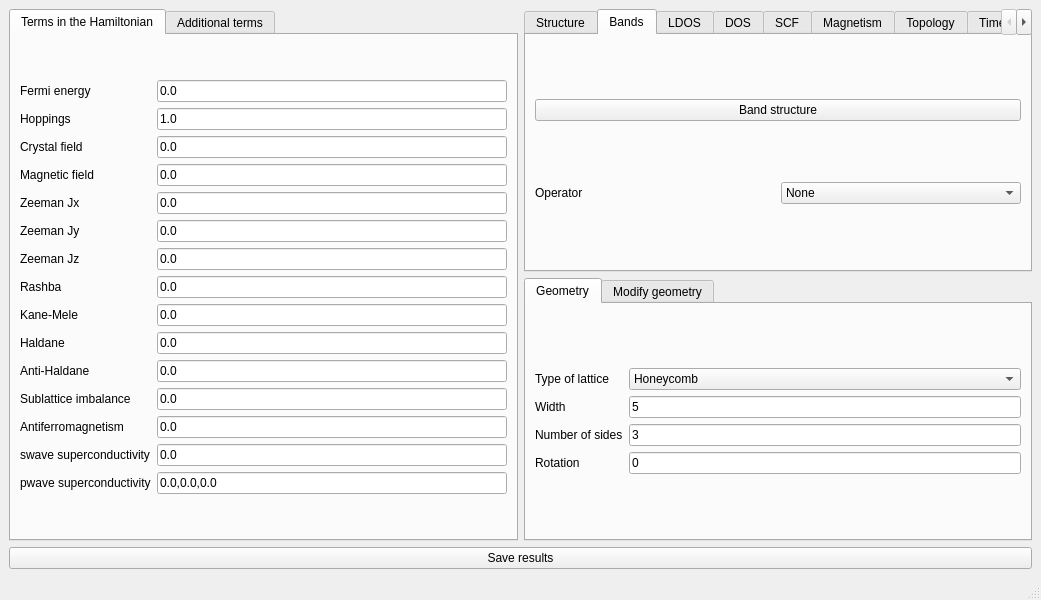
Qt form interface-pyqt/0d/interface.ui (joselado/quantum-lattice) before a commit.
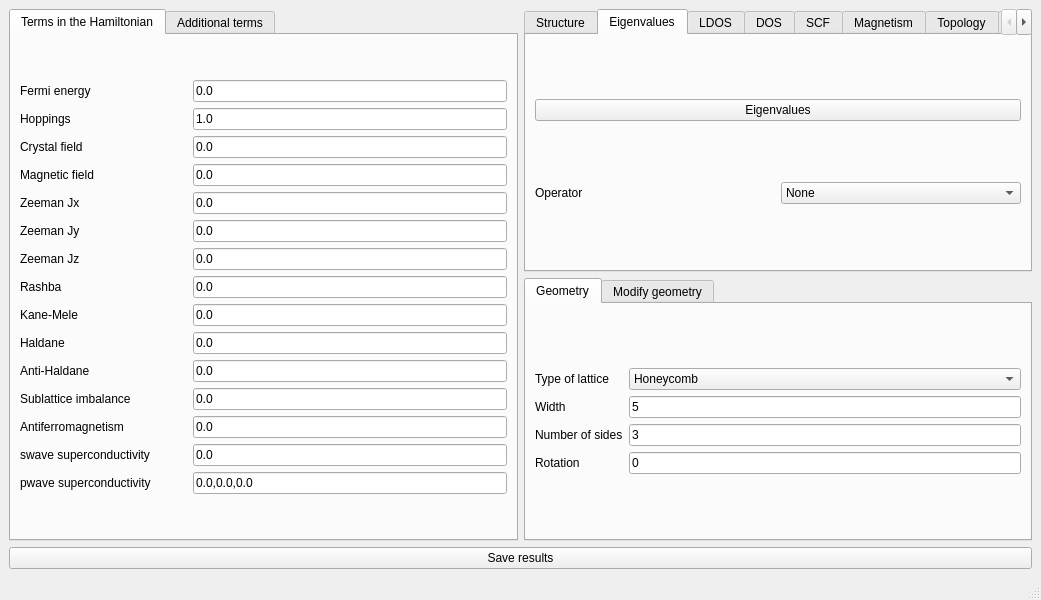
The same form after that commit. The open tabs and pages were chosen to show the change.

```diff
--- a/interface-pyqt/0d/interface.ui
+++ b/interface-pyqt/0d/interface.ui
@@ -33,17 +33,10 @@
        <layout class="QGridLayout" name="gridLayout_8">
         <item row="0" column="0">
          <layout class="QGridLayout" name="gridLayout">
-          <item row="6" column="1">
-           <widget class="QLineEdit" name="Bz">
+          <item row="14" column="2">
+           <widget class="QLineEdit" name="pwave">
             <property name="text">
-             <string>0.0</string>
-            </property>
-           </widget>
-          </item>
-          <item row="4" column="1">
-           <widget class="QLineEdit" name="Bx">
-            <property name="text">
-             <string>0.0</string>
+             <string>0.0,0.0,0.0</string>
             </property>
            </widget>
           </item>
@@ -54,28 +47,7 @@
             </property>
            </widget>
           </item>
-          <item row="11" column="1">
-           <widget class="QLineEdit" name="mAB">
-            <property name="text">
-             <string>0.0</string>
-            </property>
-           </widget>
-          </item>
-          <item row="5" column="1">
-           <widget class="QLineEdit" name="By">
-            <property name="text">
-             <string>0.0</string>
-            </property>
-           </widget>
-          </item>
-          <item row="0" column="0">
-           <widget class="QLabel" name="label">
-            <property name="text">
-             <string>Fermi energy</string>
-            </property>
-           </widget>
-          </item>
-          <item row="3" column="1">
+          <item row="3" column="2">
            <widget class="QLineEdit" name="peierls">
             <property name="enabled">
              <bool>true</bool>
@@ -85,27 +57,55 @@
             </property>
            </widget>
           </item>
-          <item row="8" column="1">
-           <widget class="QLineEdit" name="kanemele">
+          <item row="4" column="0">
+           <widget class="QLabel" name="label_3">
             <property name="text">
-             <string>0.0</string>
+             <string>Zeeman Jx</string>
             </property>
            </widget>
           </item>
-          <item row="9" column="0">
-           <widget class="QLabel" name="label_24">
-            <property name="text">
-             <string>Haldane</string>
-            </property>
-           </widget>
-          </item>
-          <item row="10" column="1">
+          <item row="10" column="2">
            <widget class="QLineEdit" name="antihaldane">
             <property name="text">
              <string>0.0</string>
             </property>
            </widget>
           </item>
+          <item row="14" column="0">
+           <widget class="QLabel" name="label_37">
+            <property name="text">
+             <string>pwave superconductivity</string>
+            </property>
+           </widget>
+          </item>
+          <item row="1" column="0">
+           <widget class="QLabel" name="label_38">
+            <property name="text">
+             <string>Hoppings</string>
+            </property>
+           </widget>
+          </item>
+          <item row="12" column="0">
+           <widget class="QLabel" name="label_13">
+            <property name="text">
+             <string>Antiferromagnetism</string>
+            </property>
+           </widget>
+          </item>
+          <item row="2" column="2">
+           <widget class="QLineEdit" name="crystalfield">
+            <property name="text">
+             <string>0.0</string>
+            </property>
+           </widget>
+          </item>
+          <item row="0" column="0">
+           <widget class="QLabel" name="label">
+            <property name="text">
+             <string>Fermi energy</string>
+            </property>
+           </widget>
+          </item>
           <item row="13" column="0">
            <widget class="QLabel" name="label_26">
             <property name="text">
@@ -113,37 +113,6 @@
             </property>
            </widget>
           </item>
-          <item row="0" column="1">
-           <widget class="QLineEdit" name="fermi">
-            <property name="enabled">
-             <bool>true</bool>
-            </property>
-            <property name="text">
-             <string>0.0</string>
-            </property>
-           </widget>
-          </item>
-          <item row="7" column="1">
-           <widget class="QLineEdit" name="rashba">
-            <property name="text">
-             <string>0.0</string>
-            </property>
-           </widget>
-          </item>
-          <item row="9" column="1">
-           <widget class="QLineEdit" name="haldane">
-            <property name="text">
-             <string>0.0</string>
-            </property>
-           </widget>
-          </item>
-          <item row="12" column="1">
-           <widget class="QLineEdit" name="mAF">
-            <property name="text">
-             <string>0.0</string>
-            </property>
-           </widget>
-          </item>
           <item row="7" column="0">
            <widget class="QLabel" name="label_10">
             <property name="text">
@@ -151,24 +120,10 @@
             </property>
            </widget>
           </item>
-          <item row="8" column="0">
-           <widget class="QLabel" name="label_11">
+          <item row="12" column="2">
+           <widget class="QLineEdit" name="mAF">
             <property name="text">
-             <string>Kane-Mele</string>
-            </property>
-           </widget>
-          </item>
-          <item row="4" column="0">
-           <widget class="QLabel" name="label_3">
-            <property name="text">
-             <string>Zeeman Jx</string>
-            </property>
-           </widget>
-          </item>
-          <item row="5" column="0">
-           <widget class="QLabel" name="label_4">
-            <property name="text">
-             <string>Zeeman Jy</string>
+             <string>0.0</string>
             </property>
            </widget>
           </item>
@@ -179,6 +134,72 @@
             </property>
            </widget>
           </item>
+          <item row="5" column="0">
+           <widget class="QLabel" name="label_4">
+            <property name="text">
+             <string>Zeeman Jy</string>
+            </property>
+           </widget>
+          </item>
+          <item row="9" column="2">
+           <widget class="QLineEdit" name="haldane">
+            <property name="text">
+             <string>0.0</string>
+            </property>
+           </widget>
+          </item>
+          <item row="0" column="2">
+           <widget class="QLineEdit" name="fermi">
+            <property name="enabled">
+             <bool>true</bool>
+            </property>
+            <property name="text">
+             <string>0.0</string>
+            </property>
+           </widget>
+          </item>
+          <item row="5" column="2">
+           <widget class="QLineEdit" name="By">
+            <property name="text">
+             <string>0.0</string>
+            </property>
+           </widget>
+          </item>
+          <item row="11" column="2">
+           <widget class="QLineEdit" name="mAB">
+            <property name="text">
+             <string>0.0</string>
+            </property>
+           </widget>
+          </item>
+          <item row="9" column="0">
+           <widget class="QLabel" name="label_24">
+            <property name="text">
+             <string>Haldane</string>
+            </property>
+           </widget>
+          </item>
+          <item row="2" column="0">
+           <widget class="QLabel" name="label_17">
+            <property name="text">
+             <string>Crystal field</string>
+            </property>
+           </widget>
+          </item>
+          <item row="8" column="2">
+           <widget class="QLineEdit" name="kanemele">
+            <property name="text">
+             <string>0.0</string>
+            </property>
+           </widget>
+          </item>
+          <item row="8" column="0">
+           <widget class="QLabel" name="label_11">
+            <property name="text">
+             <string>Kane-Mele</string>
+            </property>
+           </widget>
+          </item>
           <item row="3" column="0">
            <widget class="QLabel" name="label_14">
             <property name="text">
@@ -186,20 +207,6 @@
             </property>
            </widget>
           </item>
-          <item row="13" column="1">
-           <widget class="QLineEdit" name="swave">
-            <property name="text">
-             <string>0.0</string>
-            </property>
-           </widget>
-          </item>
-          <item row="12" column="0">
-           <widget class="QLabel" name="label_13">
-            <property name="text">
-             <string>Antiferromagnetism</string>
-            </property>
-           </widget>
-          </item>
           <item row="10" column="0">
            <widget class="QLabel" name="label_25">
             <property name="text">
@@ -207,45 +214,128 @@
             </property>
            </widget>
           </item>
-          <item row="2" column="1">
-           <widget class="QLineEdit" name="crystalfield">
+          <item row="6" column="2">
+           <widget class="QLineEdit" name="Bz">
             <property name="text">
              <string>0.0</string>
             </property>
            </widget>
           </item>
-          <item row="2" column="0">
-           <widget class="QLabel" name="label_17">
+          <item row="4" column="2">
+           <widget class="QLineEdit" name="Bx">
             <property name="text">
-             <string>Crystal field</string>
+             <string>0.0</string>
             </property>
            </widget>
           </item>
-          <item row="14" column="1">
-           <widget class="QLineEdit" name="pwave">
-            <property name="text">
-             <string>0.0,0.0,0.0</string>
-            </property>
-           </widget>
-          </item>
-          <item row="14" column="0">
-           <widget class="QLabel" name="label_37">
-            <property name="text">
-             <string>pwave superconductivity</string>
-            </property>
-           </widget>
-          </item>
-          <item row="1" column="1">
+          <item row="1" column="2">
            <widget class="QLineEdit" name="hoppings">
             <property name="text">
              <string>1.0</string>
             </property>
            </widget>
           </item>
-          <item row="1" column="0">
-           <widget class="QLabel" name="label_38">
+          <item row="7" column="2">
+           <widget class="QLineEdit" name="rashba">
             <property name="text">
-             <string>Hoppings</string>
+             <string>0.0</string>
+            </property>
+           </widget>
+          </item>
+          <item row="13" column="2">
+           <widget class="QLineEdit" name="swave">
+            <property name="text">
+             <string>0.0</string>
+            </property>
+           </widget>
+          </item>
+          <item row="0" column="1">
+           <widget class="QLabel" name="fermi_image">
+            <property name="minimumSize">
+             <size>
+              <width>30</width>
+              <height>0</height>
+             </size>
+            </property>
+            <property name="text">
+             <string/>
+            </property>
+           </widget>
+          </item>
+          <item row="7" column="1">
+           <widget class="QLabel" name="rashba_image">
+            <property name="text">
+             <string/>
+            </property>
+           </widget>
+          </item>
+          <item row="13" column="1">
+           <widget class="QLabel" name="swave_image">
+            <property name="text">
+             <string/>
+            </property>
+           </widget>
+          </item>
+          <item row="14" column="1">
+           <widget class="QLabel" name="pwave_image">
+            <property name="text">
+             <string/>
+            </property>
+           </widget>
+          </item>
+          <item row="11" column="1">
+           <widget class="QLabel" name="mAB_image">
+            <property name="text">
+             <string/>
+            </property>
+           </widget>
+          </item>
+          <item row="12" column="1">
+           <widget class="QLabel" name="mAF_image">
+            <property name="text">
+             <string/>
+            </property>
+           </widget>
+          </item>
+          <item row="1" column="1">
+           <widget class="QLabel" name="hopping_image">
+            <property name="text">
+             <string/>
+            </property>
+           </widget>
+          </item>
+          <item row="2" column="1">
+           <widget class="QLabel" name="cf_image">
+            <property name="text">
+             <string/>
+            </property>
+           </widget>
+          </item>
+          <item row="3" column="1">
+           <widget class="QLabel" name="bfield_image">
+            <property name="text">
+             <string/>
+            </property>
+           </widget>
+          </item>
+          <item row="8" column="1">
+           <widget class="QLabel" name="kanemele_image">
+            <property name="text">
+             <string/>
+            </property>
+           </widget>
+          </item>
+          <item row="9" column="1">
+           <widget class="QLabel" name="haldane_image">
+            <property name="text">
+             <string/>
+            </property>
+           </widget>
+          </item>
+          <item row="10" column="1">
+           <widget class="QLabel" name="antihaldane_image">
+            <property name="text">
+             <string/>
             </property>
            </widget>
           </item>
@@ -504,13 +594,13 @@
       </widget>
       <widget class="QWidget" name="tab_5">
        <attribute name="title">
-        <string>Bands</string>
+        <string>Eigenvalues</string>
        </attribute>
        <layout class="QGridLayout" name="gridLayout_9">
         <item row="0" column="0">
          <widget class="QPushButton" name="show_bands">
           <property name="text">
-           <string>Band structure</string>
+           <string>Eigenvalues</string>
           </property>
          </widget>
         </item>
```
